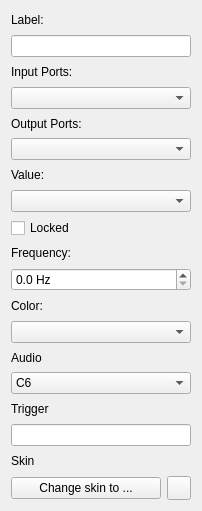
Above: app/elementeditor.ui from GIBIS-UNIFESP/wiRedPanda before the change. Below: the same form after it.
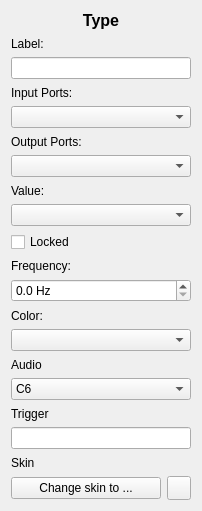
That is the form after the change. Icons and pictures are not drawn.

Commit message: elmement type in element editor menu.

```diff
--- a/app/elementeditor.ui
+++ b/app/elementeditor.ui
@@ -14,31 +14,14 @@
    <string>Form</string>
   </property>
   <layout class="QGridLayout" name="gridLayout">
-   <item row="6" column="0">
+   <item row="7" column="0">
     <widget class="QLabel" name="label_value">
      <property name="text">
       <string>Value:</string>
      </property>
     </widget>
    </item>
-   <item row="9" column="0">
-    <widget class="QLabel" name="label_frequency">
-     <property name="text">
-      <string>Frequency:</string>
-     </property>
-    </widget>
-   </item>
-   <item row="13" column="0">
-    <widget class="QLabel" name="label_audio">
-     <property name="text">
-      <string>Audio</string>
-     </property>
-    </widget>
-   </item>
-   <item row="3" column="0">
-    <widget class="QComboBox" name="comboBoxInputSz"/>
-   </item>
-   <item row="10" column="0">
+   <item row="11" column="0">
     <widget class="QDoubleSpinBox" name="doubleSpinBoxFrequency">
      <property name="specialValueText">
       <string/>
@@ -61,33 +44,138 @@
     </widget>
    </item>
    <item row="12" column="0">
+    <widget class="QLabel" name="label_color">
+     <property name="text">
+      <string>Color:</string>
+     </property>
+    </widget>
+   </item>
+   <item row="15" column="0">
+    <widget class="QComboBox" name="comboBoxAudio">
+     <item>
+      <property name="text">
+       <string>C6</string>
+      </property>
+     </item>
+     <item>
+      <property name="text">
+       <string>D6</string>
+      </property>
+     </item>
+     <item>
+      <property name="text">
+       <string>E6</string>
+      </property>
+     </item>
+     <item>
+      <property name="text">
+       <string>F6</string>
+      </property>
+     </item>
+     <item>
+      <property name="text">
+       <string>G6</string>
+      </property>
+     </item>
+     <item>
+      <property name="text">
+       <string>A7</string>
+      </property>
+     </item>
+     <item>
+      <property name="text">
+       <string>B7</string>
+      </property>
+     </item>
+     <item>
+      <property name="text">
+       <string>C7</string>
+      </property>
+     </item>
+    </widget>
+   </item>
+   <item row="3" column="0">
+    <widget class="QLabel" name="label_inputs">
+     <property name="text">
+      <string>Input Ports:</string>
+     </property>
+    </widget>
+   </item>
+   <item row="14" column="0">
+    <widget class="QLabel" name="label_audio">
+     <property name="text">
+      <string>Audio</string>
+     </property>
+    </widget>
+   </item>
+   <item row="13" column="0">
     <widget class="QComboBox" name="comboBoxColor">
      <property name="currentText">
       <string/>
      </property>
     </widget>
    </item>
-   <item row="7" column="0">
-    <widget class="QComboBox" name="comboBoxValue"/>
+   <item row="2" column="0">
+    <widget class="QLineEdit" name="lineEditElementLabel"/>
    </item>
-   <item row="16" column="0">
-    <widget class="QLineEdit" name="lineEditTrigger"/>
-   </item>
-   <item row="17" column="0">
+   <item row="18" column="0">
     <widget class="QLabel" name="label_skin">
      <property name="text">
       <string>Skin</string>
      </property>
     </widget>
    </item>
-   <item row="15" column="0">
-    <widget class="QLabel" name="label_trigger">
+   <item row="5" column="0">
+    <widget class="QLabel" name="label_outputs">
      <property name="text">
-      <string>Trigger</string>
+      <string>Output Ports:</string>
      </property>
     </widget>
    </item>
-   <item row="18" column="0">
+   <item row="6" column="0">
+    <widget class="QComboBox" name="comboBoxOutputSz"/>
+   </item>
+   <item row="17" column="0">
+    <widget class="QLineEdit" name="lineEditTrigger"/>
+   </item>
+   <item row="10" column="0">
+    <widget class="QLabel" name="label_frequency">
+     <property name="text">
+      <string>Frequency:</string>
+     </property>
+    </widget>
+   </item>
+   <item row="1" column="0">
+    <widget class="QLabel" name="label_labels">
+     <property name="text">
+      <string>Label:</string>
+     </property>
+    </widget>
+   </item>
+   <item row="4" column="0">
+    <widget class="QComboBox" name="comboBoxInputSz"/>
+   </item>
+   <item row="0" column="0">
+    <widget class="QLabel" name="label_type">
+     <property name="text">
+      <string>&lt;html&gt;&lt;head/&gt;&lt;body&gt;&lt;p&gt;&lt;span style=&quot; font-size:12pt; font-weight:600;&quot;&gt;Type&lt;/span&gt;&lt;/p&gt;&lt;/body&gt;&lt;/html&gt;</string>
+     </property>
+     <property name="textFormat">
+      <enum>Qt::RichText</enum>
+     </property>
+     <property name="alignment">
+      <set>Qt::AlignCenter</set>
+     </property>
+    </widget>
+   </item>
+   <item row="9" column="0">
+    <widget class="QCheckBox" name="checkBoxLocked">
+     <property name="text">
+      <string>Locked</string>
+     </property>
+    </widget>
+   </item>
+   <item row="19" column="0">
     <layout class="QHBoxLayout" name="horizontalLayout">
      <property name="sizeConstraint">
       <enum>QLayout::SetNoConstraint</enum>
@@ -139,88 +227,13 @@
      </item>
     </layout>
    </item>
-   <item row="1" column="0">
-    <widget class="QLineEdit" name="lineEditElementLabel"/>
-   </item>
-   <item row="11" column="0">
-    <widget class="QLabel" name="label_color">
-     <property name="text">
-      <string>Color:</string>
-     </property>
-    </widget>
-   </item>
-   <item row="0" column="0">
-    <widget class="QLabel" name="label_labels">
-     <property name="text">
-      <string>Label:</string>
-     </property>
-    </widget>
-   </item>
-   <item row="14" column="0">
-    <widget class="QComboBox" name="comboBoxAudio">
-     <item>
-      <property name="text">
-       <string>C6</string>
-      </property>
-     </item>
-     <item>
-      <property name="text">
-       <string>D6</string>
-      </property>
-     </item>
-     <item>
-      <property name="text">
-       <string>E6</string>
-      </property>
-     </item>
-     <item>
-      <property name="text">
-       <string>F6</string>
-      </property>
-     </item>
-     <item>
-      <property name="text">
-       <string>G6</string>
-      </property>
-     </item>
-     <item>
-      <property name="text">
-       <string>A7</string>
-      </property>
-     </item>
-     <item>
-      <property name="text">
-       <string>B7</string>
-      </property>
-     </item>
-     <item>
-      <property name="text">
-       <string>C7</string>
-      </property>
-     </item>
-    </widget>
-   </item>
-   <item row="5" column="0">
-    <widget class="QComboBox" name="comboBoxOutputSz"/>
-   </item>
-   <item row="4" column="0">
-    <widget class="QLabel" name="label_outputs">
-     <property name="text">
-      <string>Output Ports:</string>
-     </property>
-    </widget>
-   </item>
-   <item row="2" column="0">
-    <widget class="QLabel" name="label_inputs">
-     <property name="text">
-      <string>Input Ports:</string>
-     </property>
-    </widget>
-   </item>
    <item row="8" column="0">
-    <widget class="QCheckBox" name="checkBoxLocked">
+    <widget class="QComboBox" name="comboBoxValue"/>
+   </item>
+   <item row="16" column="0">
+    <widget class="QLabel" name="label_trigger">
      <property name="text">
-      <string>Locked</string>
+      <string>Trigger</string>
      </property>
     </widget>
    </item>
```
The commit also changes 6 other files.
